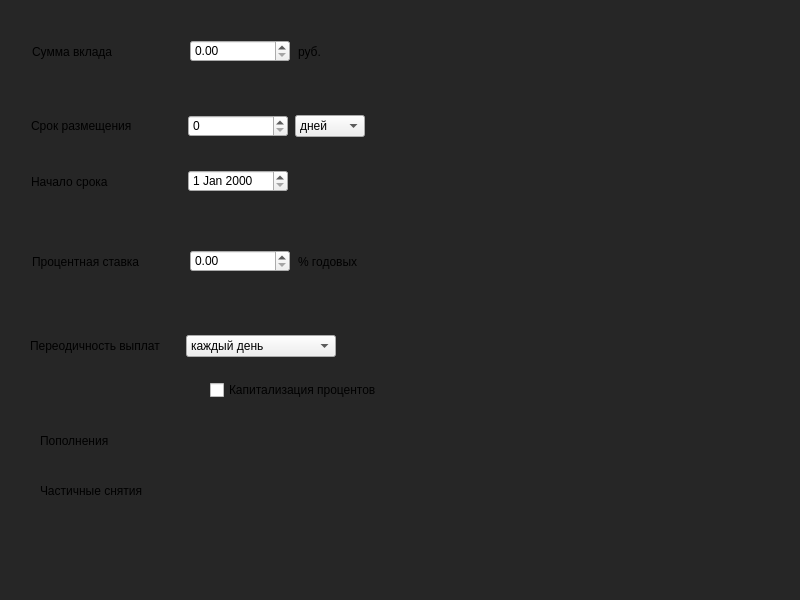
Qt form src/form/debit.ui (Astrodynamic/Line-calculator-with-graph-output-in-CPP-Qt) before a commit.
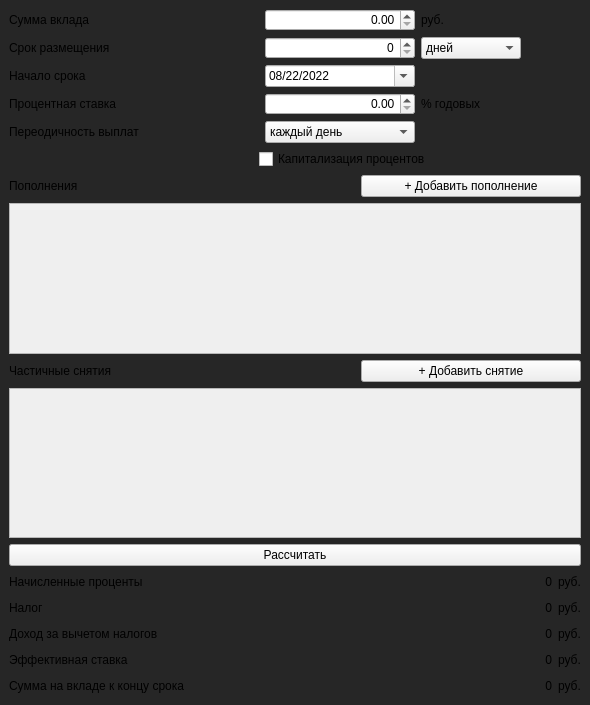
The same form after that commit.

The edit to the form file:
```diff
--- a/src/form/debit.ui
+++ b/src/form/debit.ui
@@ -6,10 +6,28 @@
    <rect>
     <x>0</x>
     <y>0</y>
-    <width>800</width>
-    <height>600</height>
+    <width>590</width>
+    <height>705</height>
    </rect>
   </property>
+  <property name="sizePolicy">
+   <sizepolicy hsizetype="Preferred" vsizetype="Preferred">
+    <horstretch>0</horstretch>
+    <verstretch>0</verstretch>
+   </sizepolicy>
+  </property>
+  <property name="minimumSize">
+   <size>
+    <width>590</width>
+    <height>0</height>
+   </size>
+  </property>
+  <property name="maximumSize">
+   <size>
+    <width>590</width>
+    <height>16777215</height>
+   </size>
+  </property>
   <property name="windowTitle">
    <string>Debit calculator</string>
   </property>
@@ -19,102 +37,24 @@
 }</string>
   </property>
   <widget class="QWidget" name="centralwidget">
-   <widget class="QCheckBox" name="ckb_capital">
-    <property name="geometry">
-     <rect>
-      <x>210</x>
-      <y>380</y>
-      <width>200</width>
-      <height>20</height>
-     </rect>
-    </property>
-    <property name="minimumSize">
-     <size>
-      <width>200</width>
-      <height>0</height>
-     </size>
-    </property>
-    <property name="maximumSize">
-     <size>
-      <width>200</width>
-      <height>16777215</height>
-     </size>
-    </property>
-    <property name="text">
-     <string>Капитализация процентов</string>
-    </property>
-   </widget>
-   <widget class="QLabel" name="lbl_refill">
-    <property name="geometry">
-     <rect>
-      <x>40</x>
-      <y>430</y>
-      <width>150</width>
-      <height>21</height>
-     </rect>
-    </property>
-    <property name="minimumSize">
-     <size>
-      <width>150</width>
-      <height>0</height>
-     </size>
-    </property>
-    <property name="maximumSize">
-     <size>
-      <width>150</width>
-      <height>16777215</height>
-     </size>
-    </property>
-    <property name="text">
-     <string>Пополнения</string>
-    </property>
-   </widget>
-   <widget class="QLabel" name="lbl_withdrawal">
-    <property name="geometry">
-     <rect>
-      <x>40</x>
-      <y>480</y>
-      <width>150</width>
-      <height>21</height>
-     </rect>
-    </property>
-    <property name="minimumSize">
-     <size>
-      <width>150</width>
-      <height>0</height>
-     </size>
-    </property>
-    <property name="maximumSize">
-     <size>
-      <width>150</width>
-      <height>16777215</height>
-     </size>
-    </property>
-    <property name="text">
-     <string>Частичные снятия</string>
-    </property>
-   </widget>
-   <widget class="QWidget" name="">
-    <property name="geometry">
-     <rect>
-      <x>30</x>
-      <y>40</y>
-      <width>340</width>
-      <height>23</height>
-     </rect>
-    </property>
+   <layout class="QVBoxLayout" name="verticalLayout_4">
+    <item>
+     <layout class="QVBoxLayout" name="verticalLayout_3">
+      <item>
+       <layout class="QVBoxLayout" name="vlo_main">
+        <item>
     <layout class="QHBoxLayout" name="hlo_sum">
      <item>
       <widget class="QLabel" name="lbl_sum">
        <property name="minimumSize">
         <size>
-         <width>150</width>
+              <width>250</width>
          <height>0</height>
         </size>
        </property>
        <property name="maximumSize">
         <size>
-         <width>150</width>
+              <width>250</width>
          <height>16777215</height>
         </size>
        </property>
@@ -127,29 +67,32 @@
       <widget class="QDoubleSpinBox" name="spn_sum">
        <property name="minimumSize">
         <size>
-         <width>100</width>
+              <width>150</width>
          <height>0</height>
         </size>
        </property>
        <property name="maximumSize">
         <size>
-         <width>100</width>
+              <width>150</width>
          <height>16777215</height>
         </size>
        </property>
+            <property name="alignment">
+             <set>Qt::AlignRight|Qt::AlignTrailing|Qt::AlignVCenter</set>
+            </property>
       </widget>
      </item>
      <item>
       <widget class="QLabel" name="lbl_sum_rub">
        <property name="minimumSize">
         <size>
-         <width>70</width>
+              <width>100</width>
          <height>0</height>
         </size>
        </property>
        <property name="maximumSize">
         <size>
-         <width>70</width>
+              <width>100</width>
          <height>16777215</height>
         </size>
        </property>
@@ -158,29 +101,34 @@
        </property>
       </widget>
      </item>
-    </layout>
-   </widget>
-   <widget class="QWidget" name="">
-    <property name="geometry">
-     <rect>
-      <x>30</x>
-      <y>110</y>
-      <width>336</width>
-      <height>32</height>
-     </rect>
-    </property>
+          <item>
+           <spacer name="horizontalSpacer_5">
+            <property name="orientation">
+             <enum>Qt::Horizontal</enum>
+            </property>
+            <property name="sizeHint" stdset="0">
+             <size>
+              <width>40</width>
+              <height>20</height>
+             </size>
+            </property>
+           </spacer>
+          </item>
+         </layout>
+        </item>
+        <item>
     <layout class="QHBoxLayout" name="hlo_limit">
      <item>
       <widget class="QLabel" name="lbl_limit">
        <property name="minimumSize">
         <size>
-         <width>150</width>
+              <width>250</width>
          <height>0</height>
         </size>
        </property>
        <property name="maximumSize">
         <size>
-         <width>150</width>
+              <width>250</width>
          <height>16777215</height>
         </size>
        </property>
@@ -193,29 +141,32 @@
       <widget class="QSpinBox" name="spn_limit">
        <property name="minimumSize">
         <size>
-         <width>100</width>
+              <width>150</width>
          <height>0</height>
         </size>
        </property>
        <property name="maximumSize">
         <size>
-         <width>100</width>
+              <width>150</width>
          <height>16777215</height>
         </size>
        </property>
+            <property name="alignment">
+             <set>Qt::AlignRight|Qt::AlignTrailing|Qt::AlignVCenter</set>
+            </property>
       </widget>
      </item>
      <item>
       <widget class="QComboBox" name="cmb_limit">
        <property name="minimumSize">
         <size>
-         <width>70</width>
+              <width>100</width>
          <height>0</height>
         </size>
        </property>
        <property name="maximumSize">
         <size>
-         <width>70</width>
+              <width>100</width>
          <height>16777215</height>
         </size>
        </property>
@@ -236,29 +187,34 @@
        </item>
       </widget>
      </item>
-    </layout>
-   </widget>
-   <widget class="QWidget" name="">
-    <property name="geometry">
-     <rect>
-      <x>30</x>
-      <y>170</y>
-      <width>260</width>
-      <height>23</height>
-     </rect>
-    </property>
+          <item>
+           <spacer name="horizontalSpacer_4">
+            <property name="orientation">
+             <enum>Qt::Horizontal</enum>
+            </property>
+            <property name="sizeHint" stdset="0">
+             <size>
+              <width>40</width>
+              <height>20</height>
+             </size>
+            </property>
+           </spacer>
+          </item>
+         </layout>
+        </item>
+        <item>
     <layout class="QHBoxLayout" name="hlo_date">
      <item>
       <widget class="QLabel" name="lbl_date">
        <property name="minimumSize">
         <size>
-         <width>150</width>
+              <width>250</width>
          <height>0</height>
         </size>
        </property>
        <property name="maximumSize">
         <size>
-         <width>150</width>
+              <width>250</width>
          <height>16777215</height>
         </size>
        </property>
@@ -271,41 +227,85 @@
       <widget class="QDateEdit" name="dt_start">
        <property name="minimumSize">
         <size>
-         <width>100</width>
+              <width>150</width>
          <height>0</height>
         </size>
        </property>
        <property name="maximumSize">
         <size>
-         <width>100</width>
+              <width>150</width>
          <height>16777215</height>
         </size>
        </property>
-      </widget>
-     </item>
-    </layout>
-   </widget>
-   <widget class="QWidget" name="">
-    <property name="geometry">
-     <rect>
-      <x>30</x>
-      <y>250</y>
-      <width>340</width>
-      <height>23</height>
-     </rect>
-    </property>
+            <property name="alignment">
+             <set>Qt::AlignLeading|Qt::AlignLeft|Qt::AlignVCenter</set>
+            </property>
+            <property name="buttonSymbols">
+             <enum>QAbstractSpinBox::UpDownArrows</enum>
+            </property>
+            <property name="maximumDate">
+             <date>
+              <year>9999</year>
+              <month>12</month>
+              <day>31</day>
+             </date>
+            </property>
+            <property name="minimumDate">
+             <date>
+              <year>2022</year>
+              <month>1</month>
+              <day>1</day>
+             </date>
+            </property>
+            <property name="currentSection">
+             <enum>QDateTimeEdit::MonthSection</enum>
+            </property>
+            <property name="displayFormat">
+             <string>MM/dd/yyyy</string>
+            </property>
+            <property name="calendarPopup">
+             <bool>true</bool>
+            </property>
+            <property name="timeSpec">
+             <enum>Qt::LocalTime</enum>
+            </property>
+            <property name="date">
+             <date>
+              <year>2022</year>
+              <month>8</month>
+              <day>22</day>
+             </date>
+            </property>
+           </widget>
+          </item>
+          <item>
+           <spacer name="horizontalSpacer_2">
+            <property name="orientation">
+             <enum>Qt::Horizontal</enum>
+            </property>
+            <property name="sizeHint" stdset="0">
+             <size>
+              <width>40</width>
+              <height>20</height>
+             </size>
+            </property>
+           </spacer>
+          </item>
+         </layout>
+        </item>
+        <item>
     <layout class="QHBoxLayout" name="hlo_percent">
      <item>
       <widget class="QLabel" name="lbl_percent_f">
        <property name="minimumSize">
         <size>
-         <width>150</width>
+              <width>250</width>
          <height>0</height>
         </size>
        </property>
        <property name="maximumSize">
         <size>
-         <width>150</width>
+              <width>250</width>
          <height>16777215</height>
         </size>
        </property>
@@ -318,29 +318,32 @@
       <widget class="QDoubleSpinBox" name="spn_percent">
        <property name="minimumSize">
         <size>
-         <width>100</width>
+              <width>150</width>
          <height>0</height>
         </size>
        </property>
        <property name="maximumSize">
         <size>
-         <width>100</width>
+              <width>150</width>
          <height>16777215</height>
         </size>
        </property>
+            <property name="alignment">
+             <set>Qt::AlignRight|Qt::AlignTrailing|Qt::AlignVCenter</set>
+            </property>
       </widget>
      </item>
      <item>
       <widget class="QLabel" name="lbl_percent_b">
        <property name="minimumSize">
         <size>
-         <width>70</width>
+              <width>100</width>
          <height>0</height>
         </size>
        </property>
        <property name="maximumSize">
         <size>
-         <width>70</width>
+              <width>100</width>
          <height>16777215</height>
         </size>
        </property>
@@ -349,29 +352,34 @@
        </property>
       </widget>
      </item>
-    </layout>
-   </widget>
-   <widget class="QWidget" name="">
-    <property name="geometry">
-     <rect>
-      <x>30</x>
-      <y>330</y>
-      <width>306</width>
-      <height>32</height>
-     </rect>
-    </property>
+          <item>
+           <spacer name="horizontalSpacer_6">
+            <property name="orientation">
+             <enum>Qt::Horizontal</enum>
+            </property>
+            <property name="sizeHint" stdset="0">
+             <size>
+              <width>40</width>
+              <height>20</height>
+             </size>
+            </property>
+           </spacer>
+          </item>
+         </layout>
+        </item>
+        <item>
     <layout class="QHBoxLayout" name="hlo_period">
      <item>
       <widget class="QLabel" name="lbl_period">
        <property name="minimumSize">
         <size>
-         <width>150</width>
+              <width>250</width>
          <height>0</height>
         </size>
        </property>
        <property name="maximumSize">
         <size>
-         <width>150</width>
+              <width>250</width>
          <height>16777215</height>
         </size>
        </property>
@@ -426,8 +434,642 @@
        </item>
       </widget>
      </item>
-    </layout>
-   </widget>
+          <item>
+           <spacer name="horizontalSpacer_3">
+            <property name="orientation">
+             <enum>Qt::Horizontal</enum>
+            </property>
+            <property name="sizeHint" stdset="0">
+             <size>
+              <width>40</width>
+              <height>20</height>
+             </size>
+            </property>
+           </spacer>
+          </item>
+         </layout>
+        </item>
+        <item>
+         <layout class="QHBoxLayout" name="horizontalLayout">
+          <item>
+           <spacer name="horizontalSpacer">
+            <property name="orientation">
+             <enum>Qt::Horizontal</enum>
+            </property>
+            <property name="sizeHint" stdset="0">
+             <size>
+              <width>250</width>
+              <height>20</height>
+             </size>
+            </property>
+           </spacer>
+          </item>
+          <item>
+           <widget class="QCheckBox" name="ckb_capital">
+            <property name="minimumSize">
+             <size>
+              <width>200</width>
+              <height>0</height>
+             </size>
+            </property>
+            <property name="maximumSize">
+             <size>
+              <width>200</width>
+              <height>16777215</height>
+             </size>
+            </property>
+            <property name="text">
+             <string>Капитализация процентов</string>
+            </property>
+           </widget>
+          </item>
+          <item>
+           <spacer name="horizontalSpacer_7">
+            <property name="orientation">
+             <enum>Qt::Horizontal</enum>
+            </property>
+            <property name="sizeHint" stdset="0">
+             <size>
+              <width>40</width>
+              <height>20</height>
+             </size>
+            </property>
+           </spacer>
+          </item>
+         </layout>
+        </item>
+       </layout>
+      </item>
+      <item>
+       <layout class="QVBoxLayout" name="verticalLayout">
+        <item>
+         <layout class="QHBoxLayout" name="hlo_push">
+          <item>
+           <widget class="QLabel" name="lbl_refill">
+            <property name="minimumSize">
+             <size>
+              <width>150</width>
+              <height>0</height>
+             </size>
+            </property>
+            <property name="maximumSize">
+             <size>
+              <width>150</width>
+              <height>16777215</height>
+             </size>
+            </property>
+            <property name="text">
+             <string>Пополнения</string>
+            </property>
+           </widget>
+          </item>
+          <item>
+           <spacer name="horizontalSpacer_8">
+            <property name="orientation">
+             <enum>Qt::Horizontal</enum>
+            </property>
+            <property name="sizeHint" stdset="0">
+             <size>
+              <width>40</width>
+              <height>20</height>
+             </size>
+            </property>
+           </spacer>
+          </item>
+          <item>
+           <widget class="QPushButton" name="btn_push">
+            <property name="minimumSize">
+             <size>
+              <width>220</width>
+              <height>0</height>
+             </size>
+            </property>
+            <property name="maximumSize">
+             <size>
+              <width>220</width>
+              <height>16777215</height>
+             </size>
+            </property>
+            <property name="text">
+             <string>+ Добавить пополнение</string>
+            </property>
+           </widget>
+          </item>
+         </layout>
+        </item>
+        <item>
+         <widget class="QScrollArea" name="scroll_push">
+          <property name="sizePolicy">
+           <sizepolicy hsizetype="Expanding" vsizetype="Expanding">
+            <horstretch>0</horstretch>
+            <verstretch>0</verstretch>
+           </sizepolicy>
+          </property>
+          <property name="minimumSize">
+           <size>
+            <width>0</width>
+            <height>0</height>
+           </size>
+          </property>
+          <property name="maximumSize">
+           <size>
+            <width>16777215</width>
+            <height>500</height>
+           </size>
+          </property>
+          <property name="autoFillBackground">
+           <bool>false</bool>
+          </property>
+          <property name="sizeAdjustPolicy">
+           <enum>QAbstractScrollArea::AdjustIgnored</enum>
+          </property>
+          <property name="widgetResizable">
+           <bool>true</bool>
+          </property>
+          <property name="alignment">
+           <set>Qt::AlignLeading|Qt::AlignLeft|Qt::AlignTop</set>
+          </property>
+          <widget class="QWidget" name="scl_push_w">
+           <property name="geometry">
+            <rect>
+             <x>0</x>
+             <y>0</y>
+             <width>560</width>
+             <height>74</height>
+            </rect>
+           </property>
+           <property name="sizePolicy">
+            <sizepolicy hsizetype="Preferred" vsizetype="Preferred">
+             <horstretch>0</horstretch>
+             <verstretch>0</verstretch>
+            </sizepolicy>
+           </property>
+           <layout class="QVBoxLayout" name="verticalLayout_6">
+            <item>
+             <layout class="QVBoxLayout" name="vlo_push_item"/>
+            </item>
+           </layout>
+          </widget>
+         </widget>
+        </item>
+        <item>
+         <layout class="QHBoxLayout" name="hlo_pull">
+          <item>
+           <widget class="QLabel" name="lbl_withdrawal">
+            <property name="minimumSize">
+             <size>
+              <width>150</width>
+              <height>0</height>
+             </size>
+            </property>
+            <property name="maximumSize">
+             <size>
+              <width>150</width>
+              <height>16777215</height>
+             </size>
+            </property>
+            <property name="text">
+             <string>Частичные снятия</string>
+            </property>
+           </widget>
+          </item>
+          <item>
+           <spacer name="horizontalSpacer_9">
+            <property name="orientation">
+             <enum>Qt::Horizontal</enum>
+            </property>
+            <property name="sizeHint" stdset="0">
+             <size>
+              <width>40</width>
+              <height>20</height>
+             </size>
+            </property>
+           </spacer>
+          </item>
+          <item>
+           <widget class="QPushButton" name="btn_pull">
+            <property name="minimumSize">
+             <size>
+              <width>220</width>
+              <height>0</height>
+             </size>
+            </property>
+            <property name="maximumSize">
+             <size>
+              <width>220</width>
+              <height>16777215</height>
+             </size>
+            </property>
+            <property name="text">
+             <string>+ Добавить снятие</string>
+            </property>
+           </widget>
+          </item>
+         </layout>
+        </item>
+        <item>
+         <widget class="QScrollArea" name="scroll_refill">
+          <property name="sizePolicy">
+           <sizepolicy hsizetype="Expanding" vsizetype="Expanding">
+            <horstretch>0</horstretch>
+            <verstretch>0</verstretch>
+           </sizepolicy>
+          </property>
+          <property name="minimumSize">
+           <size>
+            <width>0</width>
+            <height>0</height>
+           </size>
+          </property>
+          <property name="maximumSize">
+           <size>
+            <width>16777215</width>
+            <height>500</height>
+           </size>
+          </property>
+          <property name="autoFillBackground">
+           <bool>false</bool>
+          </property>
+          <property name="sizeAdjustPolicy">
+           <enum>QAbstractScrollArea::AdjustIgnored</enum>
+          </property>
+          <property name="widgetResizable">
+           <bool>true</bool>
+          </property>
+          <property name="alignment">
+           <set>Qt::AlignLeading|Qt::AlignLeft|Qt::AlignTop</set>
+          </property>
+          <widget class="QWidget" name="scl_refill_w">
+           <property name="geometry">
+            <rect>
+             <x>0</x>
+             <y>0</y>
+             <width>560</width>
+             <height>74</height>
+            </rect>
+           </property>
+           <property name="sizePolicy">
+            <sizepolicy hsizetype="Preferred" vsizetype="Preferred">
+             <horstretch>0</horstretch>
+             <verstretch>0</verstretch>
+            </sizepolicy>
+           </property>
+           <layout class="QVBoxLayout" name="verticalLayout_8">
+            <property name="sizeConstraint">
+             <enum>QLayout::SetDefaultConstraint</enum>
+            </property>
+            <item>
+             <layout class="QVBoxLayout" name="vlo_refill_item">
+              <property name="sizeConstraint">
+               <enum>QLayout::SetDefaultConstraint</enum>
+              </property>
+             </layout>
+            </item>
+           </layout>
+          </widget>
+         </widget>
+        </item>
+       </layout>
+      </item>
+      <item>
+       <widget class="QPushButton" name="btn_calculate">
+        <property name="text">
+         <string>Рассчитать</string>
+        </property>
+       </widget>
+      </item>
+      <item>
+       <layout class="QVBoxLayout" name="verticalLayout_2">
+        <item>
+         <layout class="QHBoxLayout" name="hlo_icharg">
+          <item>
+           <widget class="QLabel" name="lbl_icharg_f">
+            <property name="minimumSize">
+             <size>
+              <width>250</width>
+              <height>0</height>
+             </size>
+            </property>
+            <property name="maximumSize">
+             <size>
+              <width>250</width>
+              <height>16777215</height>
+             </size>
+            </property>
+            <property name="text">
+             <string>Начисленные проценты</string>
+            </property>
+           </widget>
+          </item>
+          <item>
+           <spacer name="horizontalSpacer_10">
+            <property name="orientation">
+             <enum>Qt::Horizontal</enum>
+            </property>
+            <property name="sizeHint" stdset="0">
+             <size>
+              <width>40</width>
+              <height>20</height>
+             </size>
+            </property>
+           </spacer>
+          </item>
+          <item>
+           <widget class="QLabel" name="lbl_icharg">
+            <property name="minimumSize">
+             <size>
+              <width>150</width>
+              <height>0</height>
+             </size>
+            </property>
+            <property name="maximumSize">
+             <size>
+              <width>150</width>
+              <height>16777215</height>
+             </size>
+            </property>
+            <property name="text">
+             <string>0</string>
+            </property>
+            <property name="alignment">
+             <set>Qt::AlignRight|Qt::AlignTrailing|Qt::AlignVCenter</set>
+            </property>
+           </widget>
+          </item>
+          <item>
+           <widget class="QLabel" name="lbl_icharg_b">
+            <property name="text">
+             <string>руб.</string>
+            </property>
+           </widget>
+          </item>
+         </layout>
+        </item>
+        <item>
+         <layout class="QHBoxLayout" name="horizontalLayout_2">
+          <item>
+           <widget class="QLabel" name="lbl_tax_f">
+            <property name="minimumSize">
+             <size>
+              <width>250</width>
+              <height>0</height>
+             </size>
+            </property>
+            <property name="maximumSize">
+             <size>
+              <width>250</width>
+              <height>16777215</height>
+             </size>
+            </property>
+            <property name="text">
+             <string>Налог</string>
+            </property>
+           </widget>
+          </item>
+          <item>
+           <spacer name="horizontalSpacer_11">
+            <property name="orientation">
+             <enum>Qt::Horizontal</enum>
+            </property>
+            <property name="sizeHint" stdset="0">
+             <size>
+              <width>40</width>
+              <height>20</height>
+             </size>
+            </property>
+           </spacer>
+          </item>
+          <item>
+           <widget class="QLabel" name="lbl_tax">
+            <property name="minimumSize">
+             <size>
+              <width>150</width>
+              <height>0</height>
+             </size>
+            </property>
+            <property name="maximumSize">
+             <size>
+              <width>150</width>
+              <height>16777215</height>
+             </size>
+            </property>
+            <property name="text">
+             <string>0</string>
+            </property>
+            <property name="alignment">
+             <set>Qt::AlignRight|Qt::AlignTrailing|Qt::AlignVCenter</set>
+            </property>
+           </widget>
+          </item>
+          <item>
+           <widget class="QLabel" name="lbl_tax_b">
+            <property name="text">
+             <string>руб.</string>
+            </property>
+           </widget>
+          </item>
+         </layout>
+        </item>
+        <item>
+         <layout class="QHBoxLayout" name="horizontalLayout_3">
+          <item>
+           <widget class="QLabel" name="lbl_latax_f">
+            <property name="minimumSize">
+             <size>
+              <width>250</width>
+              <height>0</height>
+             </size>
+            </property>
+            <property name="maximumSize">
+             <size>
+              <width>250</width>
+              <height>16777215</height>
+             </size>
+            </property>
+            <property name="text">
+             <string>Доход за вычетом налогов</string>
+            </property>
+           </widget>
+          </item>
+          <item>
+           <spacer name="horizontalSpacer_12">
+            <property name="orientation">
+             <enum>Qt::Horizontal</enum>
+            </property>
+            <property name="sizeHint" stdset="0">
+             <size>
+              <width>40</width>
+              <height>20</height>
+             </size>
+            </property>
+           </spacer>
+          </item>
+          <item>
+           <widget class="QLabel" name="lbl_latax">
+            <property name="minimumSize">
+             <size>
+              <width>150</width>
+              <height>0</height>
+             </size>
+            </property>
+            <property name="maximumSize">
+             <size>
+              <width>150</width>
+              <height>16777215</height>
+             </size>
+            </property>
+            <property name="text">
+             <string>0</string>
+            </property>
+            <property name="alignment">
+             <set>Qt::AlignRight|Qt::AlignTrailing|Qt::AlignVCenter</set>
+            </property>
+           </widget>
+          </item>
+          <item>
+           <widget class="QLabel" name="lbl_latax_b">
+            <property name="text">
+             <string>руб.</string>
+            </property>
+           </widget>
+          </item>
+         </layout>
+        </item>
+        <item>
+         <layout class="QHBoxLayout" name="hlo_erate">
+          <item>
+           <widget class="QLabel" name="lbl_erate_f">
+            <property name="minimumSize">
+             <size>
+              <width>250</width>
+              <height>0</height>
+             </size>
+            </property>
+            <property name="maximumSize">
+             <size>
+              <width>250</width>
+              <height>16777215</height>
+             </size>
+            </property>
+            <property name="text">
+             <string>Эффективная ставка</string>
+            </property>
+           </widget>
+          </item>
+          <item>
+           <spacer name="horizontalSpacer_13">
+            <property name="orientation">
+             <enum>Qt::Horizontal</enum>
+            </property>
+            <property name="sizeHint" stdset="0">
+             <size>
+              <width>40</width>
+              <height>20</height>
+             </size>
+            </property>
+           </spacer>
+          </item>
+          <item>
+           <widget class="QLabel" name="lbl_erate">
+            <property name="minimumSize">
+             <size>
+              <width>150</width>
+              <height>0</height>
+             </size>
+            </property>
+            <property name="maximumSize">
+             <size>
+              <width>150</width>
+              <height>16777215</height>
+             </size>
+            </property>
+            <property name="text">
+             <string>0</string>
+            </property>
+            <property name="alignment">
+             <set>Qt::AlignRight|Qt::AlignTrailing|Qt::AlignVCenter</set>
+            </property>
+           </widget>
+          </item>
+          <item>
+           <widget class="QLabel" name="lbl_erate_b">
+            <property name="text">
+             <string>руб.</string>
+            </property>
+           </widget>
+          </item>
+         </layout>
+        </item>
+        <item>
+         <layout class="QHBoxLayout" name="horizontalLayout_4">
+          <item>
+           <widget class="QLabel" name="lbl_tsum_f">
+            <property name="minimumSize">
+             <size>
+              <width>250</width>
+              <height>0</height>
+             </size>
+            </property>
+            <property name="maximumSize">
+             <size>
+              <width>250</width>
+              <height>16777215</height>
+             </size>
+            </property>
+            <property name="text">
+             <string>Сумма на вкладе к концу срока</string>
+            </property>
+           </widget>
+          </item>
+          <item>
+           <spacer name="horizontalSpacer_14">
+            <property name="orientation">
+             <enum>Qt::Horizontal</enum>
+            </property>
+            <property name="sizeHint" stdset="0">
+             <size>
+              <width>40</width>
+              <height>20</height>
+             </size>
+            </property>
+           </spacer>
+          </item>
+          <item>
+           <widget class="QLabel" name="lbl_tsum">
+            <property name="minimumSize">
+             <size>
+              <width>150</width>
+              <height>0</height>
+             </size>
+            </property>
+            <property name="maximumSize">
+             <size>
+              <width>150</width>
+              <height>16777215</height>
+             </size>
+            </property>
+            <property name="text">
+             <string>0</string>
+            </property>
+            <property name="alignment">
+             <set>Qt::AlignRight|Qt::AlignTrailing|Qt::AlignVCenter</set>
+            </property>
+           </widget>
+          </item>
+          <item>
+           <widget class="QLabel" name="lbl_tsum_b">
+            <property name="text">
+             <string>руб.</string>
+            </property>
+           </widget>
+          </item>
+         </layout>
+        </item>
+       </layout>
+      </item>
+     </layout>
+    </item>
+   </layout>
   </widget>
  </widget>
  <resources/>
```
Lines whose indentation alone changed are shown as unchanged.
